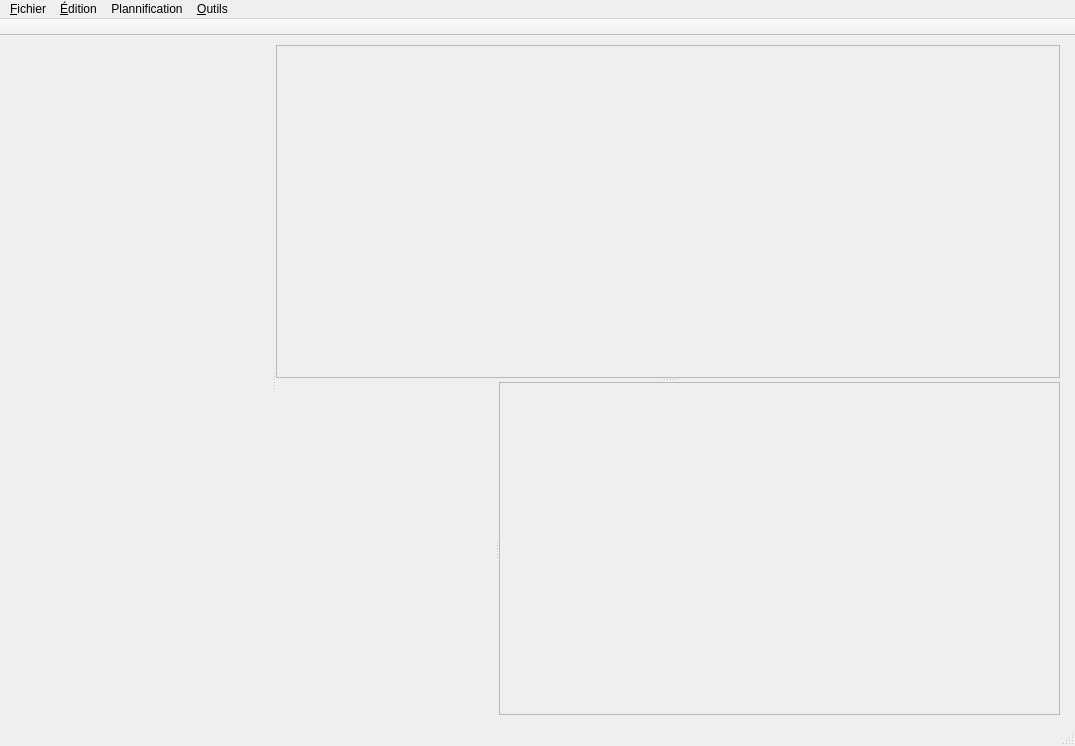
First picture: the form in planification.ui, repository JosephdeVilmarest/planification2D, before the edit.
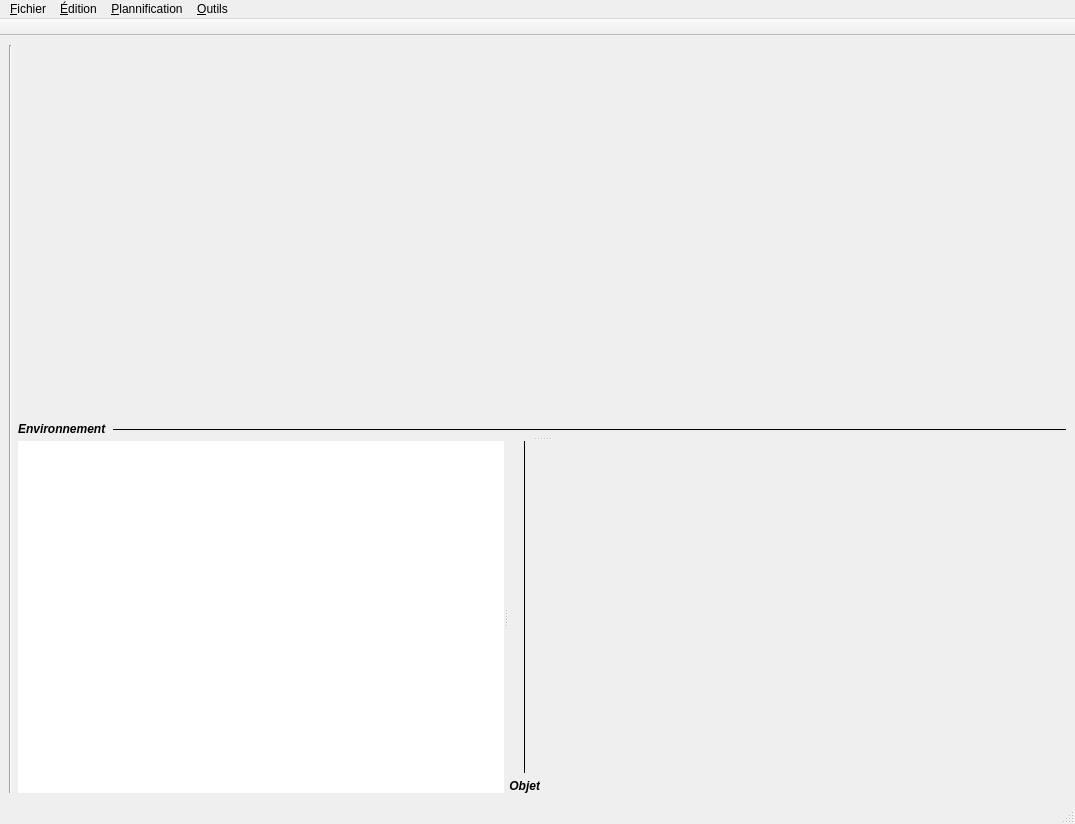
Second picture: the form after the edit. Icons and pictures are not drawn.

What changed in the file:
```diff
--- a/planification.ui
+++ b/planification.ui
@@ -7,91 +7,163 @@
     <x>0</x>
     <y>0</y>
     <width>1075</width>
-    <height>746</height>
+    <height>824</height>
    </rect>
   </property>
   <property name="windowTitle">
    <string>MainWindow</string>
   </property>
   <widget class="QWidget" name="centralwidget">
+   <layout class="QHBoxLayout" name="horizontalLayout" stretch="0,0,1">
+    <item>
+     <layout class="QGridLayout" name="steps"/>
+    </item>
+    <item>
+     <widget class="Line" name="line">
+      <property name="orientation">
+       <enum>Qt::Vertical</enum>
+      </property>
+     </widget>
+    </item>
+    <item>
+     <widget class="QSplitter" name="splitter_2">
+      <property name="orientation">
+       <enum>Qt::Vertical</enum>
+      </property>
+      <property name="childrenCollapsible">
+       <bool>false</bool>
+      </property>
+      <widget class="QWidget" name="gridLayoutWidget">
+       <layout class="QGridLayout" name="gridLayout_2" rowstretch="1,0" columnstretch="0,1">
+        <item row="1" column="0">
+         <widget class="QLabel" name="label">
+          <property name="font">
+           <font>
+            <weight>75</weight>
+            <italic>true</italic>
+            <bold>true</bold>
+           </font>
+          </property>
+          <property name="frameShape">
+           <enum>QFrame::NoFrame</enum>
+          </property>
+          <property name="text">
+           <string>Environnement</string>
+          </property>
+         </widget>
+        </item>
+        <item row="1" column="1">
+         <widget class="QLabel" name="label_3">
+          <property name="frameShape">
+           <enum>QFrame::HLine</enum>
+          </property>
+          <property name="text">
+           <string/>
+          </property>
+         </widget>
+        </item>
+        <item row="0" column="0" colspan="2">
+         <widget class="QGraphicsView" name="envi">
+          <property name="palette">
+           <palette>
+            <active>
+             <colorrole role="Base">
+              <brush brushstyle="SolidPattern">
+               <color alpha="0">
+                <red>255</red>
+                <green>255</green>
+                <blue>255</blue>
+               </color>
+              </brush>
+             </colorrole>
+            </active>
+            <inactive>
+             <colorrole role="Base">
+              <brush brushstyle="SolidPattern">
+               <color alpha="0">
+                <red>255</red>
+                <green>255</green>
+                <blue>255</blue>
+               </color>
+              </brush>
+             </colorrole>
+            </inactive>
+            <disabled>
+             <colorrole role="Base">
+              <brush brushstyle="SolidPattern">
+               <color alpha="255">
+                <red>244</red>
+                <green>244</green>
+                <blue>244</blue>
+               </color>
+              </brush>
+             </colorrole>
+            </disabled>
+           </palette>
+          </property>
+          <property name="frameShape">
+           <enum>QFrame::NoFrame</enum>
+          </property>
+         </widget>
+        </item>
+       </layout>
+      </widget>
+      <widget class="QSplitter" name="splitter">
+       <property name="orientation">
+        <enum>Qt::Horizontal</enum>
+       </property>
+       <property name="childrenCollapsible">
+        <bool>false</bool>
+       </property>
+       <widget class="QWidget" name="widget" native="true">
    <layout class="QGridLayout" name="gridLayout">
     <item row="0" column="0">
-     <widget class="QSplitter" name="splitter_4">
-      <property name="orientation">
-       <enum>Qt::Horizontal</enum>
-      </property>
-      <widget class="QFrame" name="frame">
-       <layout class="QGridLayout" name="gridLayout_2">
-        <item row="0" column="0">
-         <widget class="QScrollArea" name="steps">
+          <widget class="QTextEdit" name="textEdit">
+           <property name="font">
+            <font>
+             <family>Monospace</family>
+            </font>
+           </property>
           <property name="frameShape">
            <enum>QFrame::NoFrame</enum>
           </property>
-          <property name="widgetResizable">
+           <property name="readOnly">
            <bool>true</bool>
           </property>
-          <widget class="QWidget" name="scrollAreaWidgetContents">
-           <property name="geometry">
-            <rect>
-             <x>0</x>
-             <y>0</y>
-             <width>265</width>
-             <height>683</height>
-            </rect>
-           </property>
-          </widget>
          </widget>
         </item>
        </layout>
       </widget>
-      <widget class="QSplitter" name="splitter_3">
-       <property name="orientation">
-        <enum>Qt::Vertical</enum>
-       </property>
-       <widget class="QGraphicsView" name="envi">
-        <property name="palette">
-         <palette>
-          <active>
-           <colorrole role="Base">
-            <brush brushstyle="SolidPattern">
-             <color alpha="0">
-              <red>255</red>
-              <green>255</green>
-              <blue>255</blue>
-             </color>
-            </brush>
-           </colorrole>
-          </active>
-          <inactive>
-           <colorrole role="Base">
-            <brush brushstyle="SolidPattern">
-             <color alpha="0">
-              <red>255</red>
-              <green>255</green>
-              <blue>255</blue>
-             </color>
-            </brush>
-           </colorrole>
-          </inactive>
-          <disabled>
-           <colorrole role="Base">
-            <brush brushstyle="SolidPattern">
-             <color alpha="255">
-              <red>244</red>
-              <green>244</green>
-              <blue>244</blue>
-             </color>
-            </brush>
-           </colorrole>
-          </disabled>
-         </palette>
-        </property>
-       </widget>
-       <widget class="QSplitter" name="splitter_2">
-        <property name="orientation">
-         <enum>Qt::Horizontal</enum>
-        </property>
-        <widget class="QWidget" name="widget" native="true"/>
+       <widget class="QWidget" name="gridLayoutWidget_2">
+        <layout class="QGridLayout" name="gridLayout_3" rowstretch="1,0" columnstretch="0,1">
+         <item row="1" column="0">
+          <widget class="QLabel" name="label_2">
+           <property name="font">
+            <font>
+             <weight>75</weight>
+             <italic>true</italic>
+             <bold>true</bold>
+            </font>
+           </property>
+           <property name="text">
+            <string>Objet</string>
+           </property>
+           <property name="alignment">
+            <set>Qt::AlignRight|Qt::AlignTrailing|Qt::AlignVCenter</set>
+           </property>
+          </widget>
+         </item>
+         <item row="0" column="0">
+          <widget class="QLabel" name="label_4">
+           <property name="frameShape">
+            <enum>QFrame::VLine</enum>
+           </property>
+           <property name="text">
+            <string/>
+           </property>
+          </widget>
+         </item>
+         <item row="0" column="1" rowspan="2">
         <widget class="QGraphicsView" name="obj">
          <property name="palette">
           <palette>
@@ -130,19 +202,14 @@
            </disabled>
           </palette>
          </property>
-        </widget>
-       </widget>
-      </widget>
-     </widget>
-    </item>
-    <item row="0" column="1">
-     <widget class="QSplitter" name="splitter">
-      <property name="orientation">
-       <enum>Qt::Vertical</enum>
-      </property>
-      <property name="childrenCollapsible">
-       <bool>false</bool>
-      </property>
+           <property name="frameShape">
+            <enum>QFrame::NoFrame</enum>
+           </property>
+          </widget>
+         </item>
+        </layout>
+       </widget>
+      </widget>
      </widget>
     </item>
    </layout>
@@ -190,7 +257,7 @@
    </widget>
    <widget class="QMenu" name="menuPlannification">
     <property name="title">
-     <string>Plannification</string>
+     <string>&amp;Plannification</string>
     </property>
     <addaction name="actionSimplifier"/>
    </widget>
```
Left out of the diff: 68 changed lines with no effect on the pictures. Lines whose indentation alone changed are shown as unchanged.
